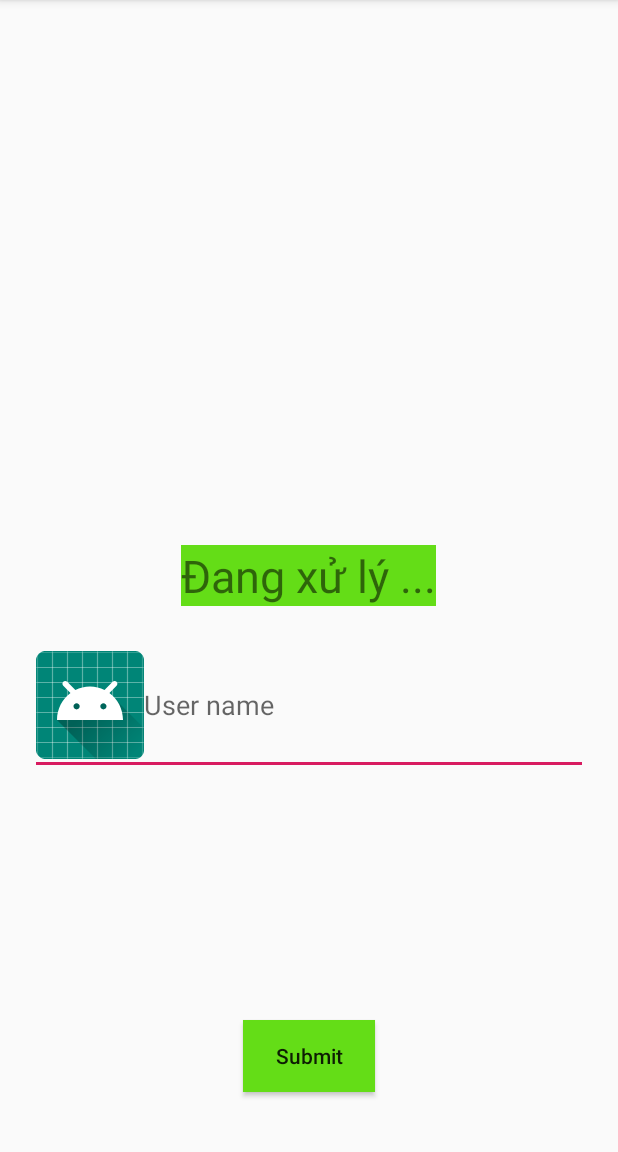
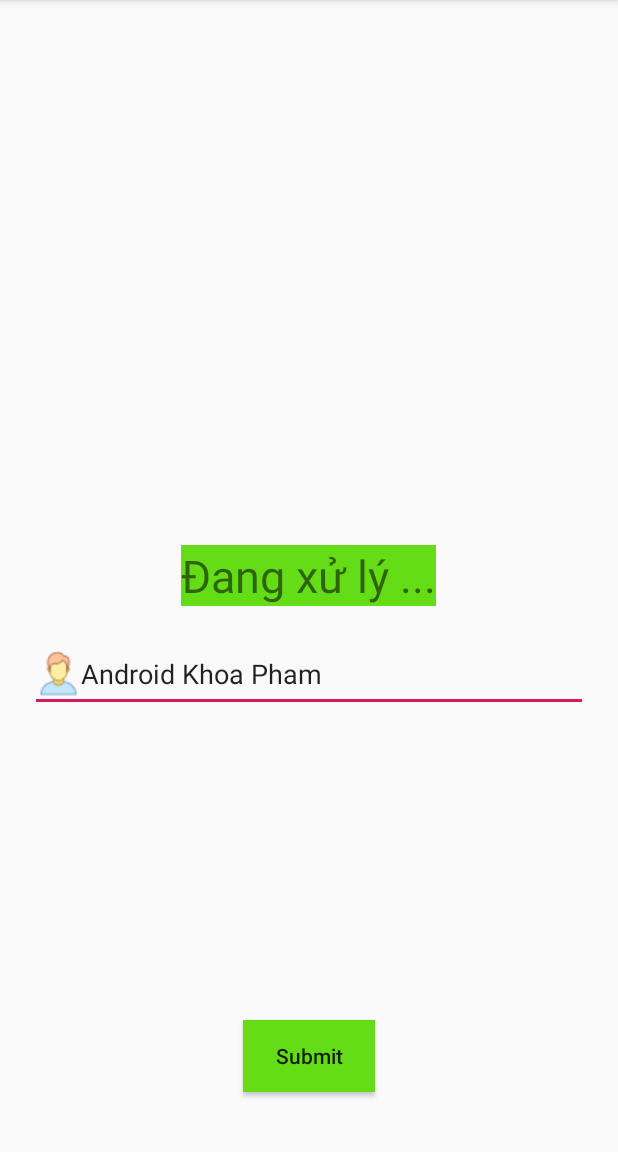
Before and after one commit to phongvt3110/EPayment-java-android, an Android app: the screen it shows after launch (MainActivity), after a tap on "Submit", on a phone screen of 412 x 824 dp, the part 84-1236 px from its top. Run offline under Robolectric (Android 15) with nearby library versions, the phone set to English and light mode, and no system bars.

Commit message:
bai19: edit text

```diff
--- a/app/src/main/java/org/ici/com/MainActivity.java
+++ b/app/src/main/java/org/ici/com/MainActivity.java
@@ -5,11 +5,14 @@ import androidx.appcompat.app.AppCompatActivity;
 import android.os.Bundle;
 import android.view.View;
 import android.widget.Button;
+import android.widget.EditText;
 import android.widget.TextView;
+import android.widget.Toast;
 
 public class MainActivity extends AppCompatActivity {
     TextView txtNoidung;
     Button btnClick;
+    EditText editText;
     @Override
     protected void onCreate(Bundle savedInstanceState) {
         super.onCreate(savedInstanceState);
@@ -17,10 +20,13 @@ public class MainActivity extends AppCompatActivity {
         txtNoidung = (TextView) findViewById(R.id.txtNoidung);
         txtNoidung.setText("Đăng nhập hệ thống");
         btnClick = (Button) findViewById(R.id.btnClick);
+        editText = (EditText) findViewById(R.id.username);
+        editText.setText("Android Khoa Pham");
         btnClick.setOnClickListener(new View.OnClickListener() {
             @Override
             public void onClick(View view) {
                 txtNoidung.setText("Đang xử lý ...");
+                Toast.makeText(MainActivity.this, editText.getText().toString(), Toast.LENGTH_SHORT).show();
             }
         });
     }
--- a/app/src/main/res/layout/activity_main.xml
+++ b/app/src/main/res/layout/activity_main.xml
@@ -36,5 +36,5 @@
         android:ems="10"
         android:inputType="textPersonName"
         android:hint="User name"
-        android:drawableLeft="@mipmap/ic_launcher"/>
+        android:drawableLeft="@drawable/icons_user_office_30"/>
 </RelativeLayout>
```
Also changed, not shown: app/src/main/res/drawable/icons_user.png (added), app/src/main/res/drawable/icons_user_office.png (added), app/src/main/res/drawable/icons_user_office_30.png (added).
